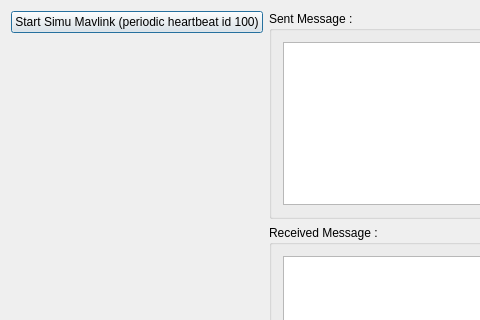
tauvetech/simulateurMavlink, file dialog.ui: the form before one commit; both pictures show x 0 to 480 and y 0 to 320 of the 693 by 415 pixel window.
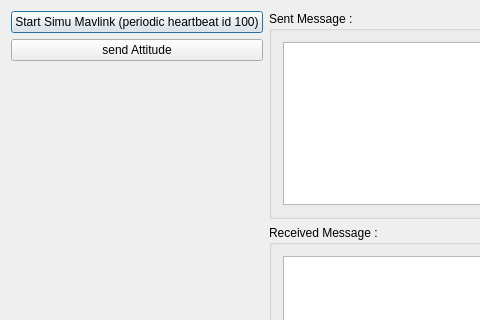
The form after the commit.

The edit to the form file:
```diff
--- a/dialog.ui
+++ b/dialog.ui
@@ -47,6 +47,13 @@
        </property>
       </widget>
      </item>
+     <item>
+      <widget class="QPushButton" name="pushButton">
+       <property name="text">
+        <string>send Attitude</string>
+       </property>
+      </widget>
+     </item>
      <item>
       <spacer name="verticalSpacer_2">
        <property name="orientation">
```
